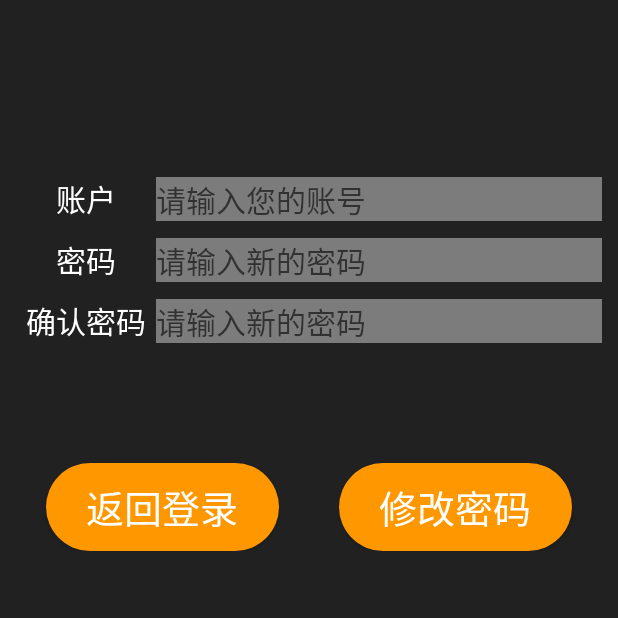
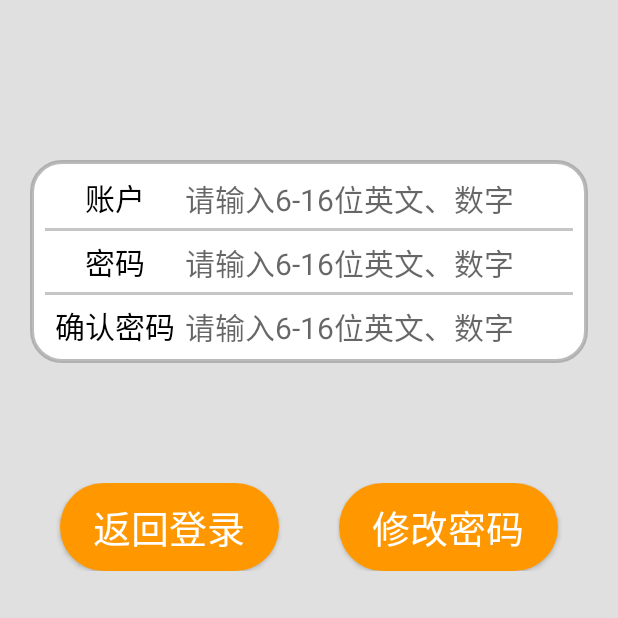
Before and after one commit to S211606368/MyCalculator, an Android app: the ForgetPasswordActivity screen opened directly, with no data from a screen before it, after a tap on "修改密码", on a phone screen of 412 x 824 dp, the top half of it. Run offline under Robolectric (Android 15) with nearby library versions, the phone set to English and light mode, and no system bars.

Commit message:
编写部分数据库数据传输，修改图标，调整界面显示

```diff
--- a/app/src/main/java/com/example/mycalculator/activity/ForgetPasswordActivity.java
+++ b/app/src/main/java/com/example/mycalculator/activity/ForgetPasswordActivity.java
@@ -13,7 +13,7 @@ import android.widget.Toast;
 import androidx.appcompat.app.AppCompatActivity;
 
 import com.example.mycalculator.R;
-import com.example.mycalculator.dao.UserDao;
+import com.example.mycalculator.dao.impl.UserDaoImpl;
 import com.example.mycalculator.pojo.User;
 
 import java.util.List;
@@ -56,7 +56,7 @@ public class ForgetPasswordActivity extends AppCompatActivity {
     String userPassword;
     String rePassword;
 
-    UserDao userDao;
+    UserDaoImpl userDao;
     User user;
 
     boolean isShowPassword = false;
@@ -106,7 +106,7 @@ public class ForgetPasswordActivity extends AppCompatActivity {
 
         @Override
         public void onClick(View view) {
-            userDao = new UserDao(ForgetPasswordActivity.this);
+            userDao = new UserDaoImpl(ForgetPasswordActivity.this);
             if (isChange()){
                 Intent intent = new Intent(ForgetPasswordActivity.this, LoginActivity.class);
                 startActivity(intent);
--- a/app/src/main/java/com/example/mycalculator/activity/LoginActivity.java
+++ b/app/src/main/java/com/example/mycalculator/activity/LoginActivity.java
@@ -13,7 +13,7 @@ import android.widget.Toast;
 import androidx.appcompat.app.AppCompatActivity;
 
 import com.example.mycalculator.R;
-import com.example.mycalculator.dao.UserDao;
+import com.example.mycalculator.dao.impl.UserDaoImpl;
 import com.example.mycalculator.pojo.User;
 
 import java.util.List;
@@ -56,7 +56,7 @@ public class LoginActivity extends AppCompatActivity {
 
 
     User user;
-    UserDao userDao;
+    UserDaoImpl userDao;
 
     boolean isShowPassword = false;
 
@@ -104,7 +104,7 @@ public class LoginActivity extends AppCompatActivity {
 
         @Override
         public void onClick(View view) {
-            userDao = new UserDao(LoginActivity.this);
+            userDao = new UserDaoImpl(LoginActivity.this);
             if (isLogin()){
                 Intent intent = new Intent(LoginActivity.this,MainActivity.class);
                 startActivity(intent);
--- a/app/src/main/java/com/example/mycalculator/dao/UserDao.java
+++ b/app/src/main/java/com/example/mycalculator/dao/UserDao.java
@@ -1,155 +1,44 @@
 package com.example.mycalculator.dao;
 
-import android.content.ContentValues;
-import android.content.Context;
-import android.database.Cursor;
-import android.database.sqlite.SQLiteDatabase;
+import com.example.mycalculator.pojo.User;
 
-import com.example.mycalculator.pojo.User;
-import com.example.mycalculator.sqlite.SqLiteConnect;
-
-import java.util.ArrayList;
 import java.util.List;
 
 /**
+ * User对象持久化类的接口
  * @author LIN
  */
-public class UserDao implements UserDaoImpl{
-    private SqLiteConnect sqLiteConnect;
-
-    SQLiteDatabase sqLiteDatabase = null;
-
-    List<User> arrayList;
-    Cursor cursor;
-
-    public UserDao(Context context){
-
-        sqLiteConnect = new SqLiteConnect(context,1);
-    }
+public interface UserDao {
+    /**
+     * 新增用户
+     * @param userName
+     * @param userPassword
+     */
+    public void addUser(String userName,String userPassword);
 
     /**
-     * 添加用户
-     * @param user 用户类
+     * 删除用户
+     * @param userId
      */
-    @Override
-    public void addUser(User user) {
-        try {
-            sqLiteDatabase = sqLiteConnect.getWritableDatabase();
-            ContentValues contentValues = new ContentValues();
-            contentValues.put("USER_NAME",user.getUserName());
-            contentValues.put("USER_PASSWORD",user.getUserPassword());
-
-            sqLiteDatabase.insert("User",null,contentValues);
-
-        } catch (Exception e) {
-            e.printStackTrace();
-        }finally {
-            if (sqLiteDatabase != null){
-                sqLiteDatabase.close();
-            }
-
-        }
-
-    }
+    public void deleteUser(int userId);
 
     /**
-     * 删除用户，没有管理员界面暂时没用
-     * @param userId 用户编号
+     * 登录后修改用户数据
+     * @param user
      */
-    @Override
-    public void deleteUser(int userId) {
-        try{
-            sqLiteDatabase = sqLiteConnect.getWritableDatabase();
-            sqLiteDatabase.delete("User","user_id=?",new String[]{String.valueOf(userId)});
-        } catch (Exception e) {
-            e.printStackTrace();
-        }finally {
-            if(sqLiteDatabase != null){
-                sqLiteDatabase.close();
-            }
-        }
-
-
-    }
+    public void updateUser(User user);
 
     /**
-     * 更改账号密码，没有用户界面暂时没用
-     * @param user 用户类
+     * 忘记密码时，根据用户账号信息修改用户密码
+     * @param userName
+     * @param userPassword
      */
-    @Override
-    public void updateUser(User user) {
-        try{
-            sqLiteDatabase = sqLiteConnect.getWritableDatabase();
-            ContentValues contentValues = new ContentValues();
-            contentValues.put("USER_NAME", user.getUserName());
-            contentValues.put("USER_PASSWORD", user.getUserPassword());
-            sqLiteDatabase.update("User", contentValues, "User_ID", new String[]{user.getUserName()});
-        } catch (Exception e) {
-            e.printStackTrace();
-        }finally {
-            if(sqLiteDatabase != null){
-                sqLiteDatabase.close();
-            }
-        }
-    }
+    public void updateUser(String userName,String userPassword);
 
     /**
-     * 忘记密码时可以重置密码
-     * @param userName 用户账号
-     * @param userPassword 用户密码
+     * 查询用户信息
+     * @param userName
+     * @return ArrayList<User>
      */
-    @Override
-    public void updateUser(String userName, String userPassword) {
-        try{
-            sqLiteDatabase = sqLiteConnect.getWritableDatabase();
-            String sql = "update User set user_password = ? where user_name = ?";
-            sqLiteDatabase.execSQL(sql,new String[]{userPassword,userName});
-        } catch (Exception e) {
-            e.printStackTrace();
-        }finally {
-            if(sqLiteDatabase != null){
-                sqLiteDatabase.close();
-            }
-        }
-    }
-
-    /**
-     * 更具账号查找用户
-     * @param userName
-     * @return List<User>
-     */
-    @Override
-    public List<User> selectUser(String userName) {
-        try{
-            sqLiteDatabase = sqLiteConnect.getReadableDatabase();
-
-            List<User> arrayList = new ArrayList<>();
-
-            User user = new User();
-
-            String sql = "select * from user where user_name = ?";
-
-            cursor = sqLiteDatabase.rawQuery(sql,new String[]{userName});
-
-            if(cursor.moveToFirst()){
-                user.setUserId(cursor.getInt(cursor.getColumnIndex("user_id")));
-                user.setUserName(cursor.getString(cursor.getColumnIndex("user_name")));
-                user.setUserPassword(cursor.getString(cursor.getColumnIndex("user_password")));
-                arrayList.add(user);
-            }
-        } catch (Exception e) {
-            e.printStackTrace();
-        }finally {
-            cursor.close();
-            sqLiteDatabase.close();
-        }
-
-
-
-
-
-
-        return arrayList;
-    }
-
+    public List<User> selectUser(String userName);
 }
--- a/app/src/main/java/com/example/mycalculator/dao/UserDaoImpl.java
+++ /dev/null
@@ -1,43 +0,0 @@
-package com.example.mycalculator.dao;
-
-import com.example.mycalculator.pojo.User;
-
-import java.util.List;
-
-/**
- * User对象持久化类的接口
- * @author LIN
- */
-public interface UserDaoImpl {
-    /**
-     * 新增用户
-     * @param user
-     */
-    public void addUser(User user);
-
-    /**
-     * 删除用户
-     * @param id
-     */
-    public void deleteUser(int userId);
-
-    /**
-     * 登录后修改用户数据
-     * @param user
-     */
-    public void updateUser(User user);
-
-    /**
-     * 忘记密码时，根据用户账号信息修改用户密码
-     * @param userName
-     * @param userPassword
-     */
-    public void updateUser(String userName,String userPassword);
-
-    /**
-     * 查询用户信息
-     * @param userName
-     * @return ArrayList<User>
-     */
-    public List<User> selectUser(String userName);
-}
--- /dev/null
+++ b/app/src/main/java/com/example/mycalculator/dao/impl/UserDaoImpl.java
@@ -0,0 +1,151 @@
+package com.example.mycalculator.dao.impl;
+
+import android.content.ContentValues;
+import android.content.Context;
+import android.database.Cursor;
+import android.database.sqlite.SQLiteDatabase;
+
+import com.example.mycalculator.pojo.User;
+import com.example.mycalculator.sqlite.SqLiteConnect;
+
+import java.util.ArrayList;
+import java.util.List;
+
+/**
+ * @author LIN
+ */
+public class UserDaoImpl implements com.example.mycalculator.dao.UserDao {
+    private SqLiteConnect sqLiteConnect;
+
+    SQLiteDatabase sqLiteDatabase = null;
+
+    List<User> arrayList;
+    Cursor cursor;
+
+    public UserDaoImpl(Context context){
+
+        sqLiteConnect = new SqLiteConnect(context,1);
+    }
+
+    /**
+     * 添加用户
+     * @param userName 用户账号
+     * @param userPassword 用户密码
+     */
+    @Override
+    public void addUser(String userName,String userPassword) {
+        sqLiteDatabase = sqLiteConnect.getWritableDatabase();
+        sqLiteDatabase.beginTransaction();
+        try {
+            ContentValues contentValues = new ContentValues();
+            contentValues.put("user_name",userName);
+            contentValues.put("user_password",userPassword);
+
+            sqLiteDatabase.insert("User",null,contentValues);
+
+        } catch (Exception e) {
+            e.printStackTrace();
+        }finally {
+            sqLiteDatabase.endTransaction();
+            sqLiteDatabase.close();
+        }
+
+    }
+
+    /**
+     * 删除用户，没有管理员界面暂时没用
+     * @param userId 用户编号
+     */
+    @Override
+    public void deleteUser(int userId) {
+        sqLiteDatabase = sqLiteConnect.getWritableDatabase();
+        sqLiteDatabase.beginTransaction();
+        try{
+            sqLiteDatabase.delete("User","user_id=?",new String[]{String.valueOf(userId)});
+        } catch (Exception e) {
+            e.printStackTrace();
+        }finally {
+            sqLiteDatabase.endTransaction();
+            sqLiteDatabase.close();
+        }
+
+
+    }
+
+    /**
+     * 更改账号密码，没有用户界面暂时没用
+     * @param user 用户类
+     */
+    @Override
+    public void updateUser(User user) {
+        sqLiteDatabase = sqLiteConnect.getWritableDatabase();
+        sqLiteDatabase.beginTransaction();
+        try{
+            ContentValues contentValues = new ContentValues();
+            contentValues.put("USER_NAME", user.getUserName());
+            contentValues.put("USER_PASSWORD", user.getUserPassword());
+            sqLiteDatabase.update("User", contentValues, "User_ID", new String[]{user.getUserName()});
+        } catch (Exception e) {
+            e.printStackTrace();
+        }finally {
+            sqLiteDatabase.endTransaction();
+            sqLiteDatabase.close();
+        }
+    }
+
+    /**
+     * 忘记密码时可以重置密码
+     * @param userName 用户账号
+     * @param userPassword 用户密码
+     */
+    @Override
+    public void updateUser(String userName, String userPassword) {
+        sqLiteDatabase = sqLiteConnect.getWritableDatabase();
+        sqLiteDatabase.beginTransaction();
+        try{
+            String sql = "update User set user_password = ? where user_name = ?";
+            sqLiteDatabase.execSQL(sql,new String[]{userPassword,userName});
+        } catch (Exception e) {
+            e.printStackTrace();
+        }finally {
+            sqLiteDatabase.endTransaction();
+            sqLiteDatabase.close();
+        }
+    }
+
+    /**
+     * 更具账号查找用户
+     * @param userName
+     * @return List<User>
+     */
+    @Override
+    public List<User> selectUser(String userName) {
+        sqLiteDatabase = sqLiteConnect.getWritableDatabase();
+        sqLiteDatabase.beginTransaction();
+        try{
+            List<User> arrayList = new ArrayList<>();
+
+            User user = new User();
+
+            String sql = "select * from user where user_name = ?";
+
+            cursor = sqLiteDatabase.rawQuery(sql,new String[]{userName});
+
+            if(cursor.moveToFirst()){
+                System.out.println("???");
+                user.setUserId(cursor.getInt(cursor.getColumnIndex("user_id")));
+                user.setUserName(cursor.getString(cursor.getColumnIndex("user_name")));
+                user.setUserPassword(cursor.getString(cursor.getColumnIndex("user_password")));
+                arrayList.add(user);
+            }
+        } catch (Exception e) {
+            e.printStackTrace();
+        }finally {
+            sqLiteDatabase.endTransaction();
+            cursor.close();
+            sqLiteDatabase.close();
+        }
+        return arrayList;
+    }
+
+}
--- /dev/null
+++ b/app/src/main/res/drawable/frame_background.xml
@@ -0,0 +1,28 @@
+<?xml version="1.0" encoding="utf-8"?>
+<shape xmlns:android="http://schemas.android.com/apk/res/android">
+    <!-- 填充的颜色 -->
+    <solid android:color="#FFFFFF" />
+    <!-- android:radius 弧形的半径 -->
+    <!-- 设置按钮的四个角为弧形 -->
+    <!--<corners
+        android:radius="250dip" />-->
+    <!--也可单独设置-->
+    <corners
+    android:topLeftRadius="@dimen/x40"
+    android:topRightRadius="@dimen/x40"
+    android:bottomRightRadius="@dimen/x40"
+    android:bottomLeftRadius="@dimen/x40"
+    />
+    <!--设置文字padding-->
+    <!-- padding：Button里面的文字与Button边界的间隔 -->
+    <padding
+        android:left="@dimen/x20"
+        android:top="@dimen/x20"
+        android:right="@dimen/x20"
+        android:bottom="@dimen/x20" />
+
+
+    <stroke android:width="@dimen/x5"
+        android:color="#AA999999"/>
+
+</shape>
--- /dev/null
+++ b/app/src/main/res/drawable/line_background.xml
@@ -0,0 +1,10 @@
+<?xml version="1.0" encoding="utf-8"?>
+<layer-list xmlns:android="http://schemas.android.com/apk/res/android">
+    <!-- This is the line -->
+    <item android:right="-1dp" android:left="-1dp">
+        <shape>
+            <stroke android:width="1dp" android:color="#aaaaaaaa" />
+        </shape>
+    </item>
+
+</layer-list>
--- a/app/src/main/res/layout/forget_password.xml
+++ b/app/src/main/res/layout/forget_password.xml
@@ -5,14 +5,14 @@
     android:layout_width="match_parent"
     android:layout_height="match_parent"
     tools:context=".activity.ForgetPasswordActivity"
-    android:background="#DD000000">
+    android:background="#DDDDDDDD">
 
     <LinearLayout
         android:layout_width="match_parent"
         android:layout_height="wrap_content"
-        android:layout_marginStart="@dimen/y20"
+        android:layout_marginStart="@dimen/x40"
         android:layout_marginTop="@dimen/y200"
-        android:layout_marginEnd="@dimen/y20"
+        android:layout_marginEnd="@dimen/x40"
         android:orientation="vertical"
         app:layout_constraintEnd_toEndOf="parent"
         app:layout_constraintStart_toStartOf="parent"
@@ -21,7 +21,15 @@
         <LinearLayout
             android:layout_width="match_parent"
             android:layout_height="wrap_content"
-            android:layout_marginTop="@dimen/y20">
+            android:orientation="vertical"
+            android:background="@drawable/frame_background"
+            app:layout_constraintEnd_toEndOf="parent"
+            app:layout_constraintStart_toStartOf="parent"
+            app:layout_constraintTop_toTopOf="parent">
+
+            <LinearLayout
+                android:layout_width="match_parent"
+                android:layout_height="wrap_content">
 
                 <TextView
                     android:id="@+id/userText"
@@ -29,33 +37,41 @@
                     android:layout_height="wrap_content"
                     android:ems="4"
                     android:gravity="center"
+                    android:textIsSelectable="false"
                     android:inputType="none"
                     android:maxLength="2"
                     android:text="@string/user"
-                android:textColor="#FFFFFF"
-                android:textIsSelectable="false"
-                android:textSize="@dimen/x40" />
+                    android:textSize="@dimen/x40"
+                    android:textColor="#FF000000"/>
 
                 <EditText
                     android:id="@+id/user"
                     android:layout_width="match_parent"
                     android:layout_height="wrap_content"
-                android:autofillHints="no"
-                android:background="#AAAAAAAA"
+                    android:ems="16"
+                    android:hint="@string/userRegister"
+                    android:inputType="textVisiblePassword"
                     android:digits="@string/inputType_digits"
-                android:ems="16"
-                android:hint="@string/userInput"
-                android:inputType="textVisiblePassword"
+                    android:background="@null"
                     android:maxLength="16"
                     android:text=""
-                android:textColor="#FFFFFF"
-                android:textSize="@dimen/x40" />
+                    android:textSize="@dimen/x40"
+                    android:textColor="#FF000000"
+                    android:autofillHints="no"/>
             </LinearLayout>
 
             <LinearLayout
                 android:layout_width="match_parent"
-            android:layout_height="wrap_content"
-            android:layout_marginTop="@dimen/y20">
+                android:layout_height="@dimen/x4"
+                android:layout_marginTop="@dimen/y10"
+                android:layout_marginBottom="@dimen/y10"
+                android:background="@drawable/line_background">
+
+            </LinearLayout>
+
+            <LinearLayout
+                android:layout_width="match_parent"
+                android:layout_height="wrap_content">
 
                 <TextView
                     android:id="@+id/passwordText"
@@ -63,60 +79,70 @@
                     android:layout_height="wrap_content"
                     android:ems="4"
                     android:gravity="center"
+                    android:textIsSelectable="false"
                     android:inputType="none"
                     android:maxLength="2"
                     android:text="@string/password"
-                android:textColor="#FFFFFF"
-                android:textIsSelectable="false"
-                android:textSize="@dimen/x40" />
+                    android:textSize="@dimen/x40"
+                    android:textColor="#FF000000"/>
 
                 <EditText
                     android:id="@+id/password"
                     android:layout_width="match_parent"
                     android:layout_height="wrap_content"
-                android:autofillHints="no"
-                android:background="#AAAAAAAA"
+                    android:ems="16"
+                    android:hint="@string/passwordInput"
+                    android:inputType="textPassword"
                     android:digits="@string/inputType_digits"
-                android:ems="16"
-                android:hint="@string/RePassword"
-                android:inputType="textPassword"
+                    android:background="@null"
                     android:maxLength="16"
                     android:text=""
-                android:textColor="#FFFFFF"
-                android:textSize="@dimen/x40" />
+                    android:textSize="@dimen/x40"
+                    android:textColor="#FF000000"
+                    android:autofillHints="no"/>
             </LinearLayout>
 
             <LinearLayout
                 android:layout_width="match_parent"
-            android:layout_height="wrap_content"
-            android:layout_marginTop="@dimen/y20">
+                android:layout_height="@dimen/x4"
+                android:layout_marginTop="@dimen/y10"
+                android:layout_marginBottom="@dimen/y10"
+                android:background="@drawable/line_background">
+
+            </LinearLayout>
+
+            <LinearLayout
+                android:layout_width="match_parent"
+                android:layout_height="wrap_content">
+
                 <TextView
                     android:id="@+id/rePasswordText"
                     android:layout_width="wrap_content"
                     android:layout_height="wrap_content"
                     android:ems="4"
                     android:gravity="center"
+                    android:textIsSelectable="false"
                     android:inputType="none"
                     android:maxLength="4"
                     android:text="@string/rePassword"
-                android:textColor="#FFFFFF"
-                android:textIsSelectable="false"
-                android:textSize="@dimen/x40" />
+                    android:textSize="@dimen/x40"
+                    android:textColor="#FF000000"/>
 
                 <EditText
                     android:id="@+id/rePassword"
                     android:layout_width="match_parent"
                     android:layout_height="wrap_content"
-                android:autofillHints="no"
-                android:background="#AAAAAAAA"
+                    android:ems="16"
+                    android:hint="@string/passwordInput"
+                    android:inputType="textPassword"
                     android:digits="@string/inputType_digits"
-                android:ems="16"
-                android:hint="@string/RePassword"
-                android:inputType="textPassword"
+                    android:background="@null"
                     android:maxLength="16"
                     android:text=""
-                android:textColor="#FFFFFF"
-                android:textSize="@dimen/x40" />
+                    android:textSize="@dimen/x40"
+                    android:textColor="#FF000000"
+                    android:autofillHints="no"/>
+            </LinearLayout>
         </LinearLayout>
 
         <LinearLayout
--- a/app/src/main/res/values/strings.xml
+++ b/app/src/main/res/values/strings.xml
@@ -69,7 +69,7 @@
     <string name="userRegister">请输入6-16位英文、数字</string>
     <string name="userInput">请输入您的账号</string>
     <string name="passwordInput">请输入6-16位英文、数字</string>
-    <string name="forgetPassword"><u>忘记密码</u></string>
+    <string name="forgetPassword"><u>忘记密码?</u></string>
     <string name="RePassword">请输入新的密码</string>
     <string name="reLogin">返回登录</string>
     <string name="changePassword">修改密码</string>
```
Also changed, not shown: app/src/main/java/com/example/mycalculator/activity/RegisterActivity.java (+4 -3 lines), app/src/main/res/layout/login.xml (+37 -21 lines), app/src/main/res/layout/register.xml (+43 -17 lines). Lines whose indentation alone changed are shown as unchanged.
